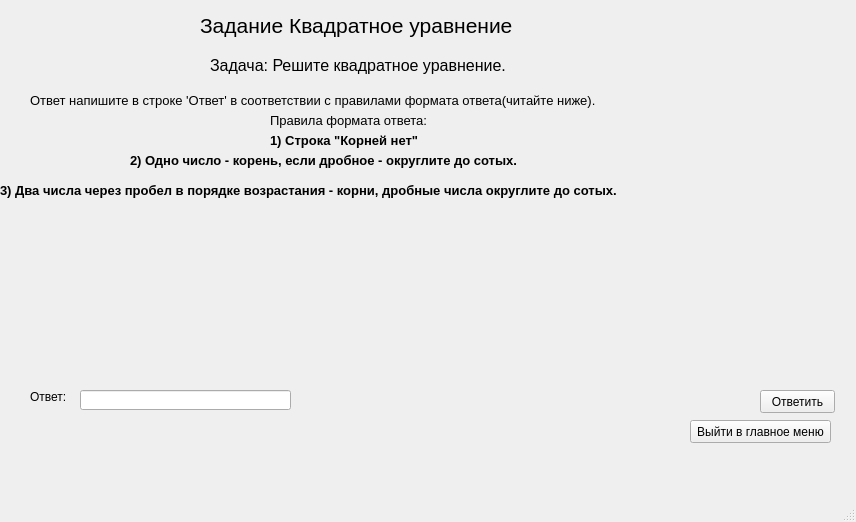
Manex0990/ZadachnikQT_Project, file task_doing.ui: the form before one commit.
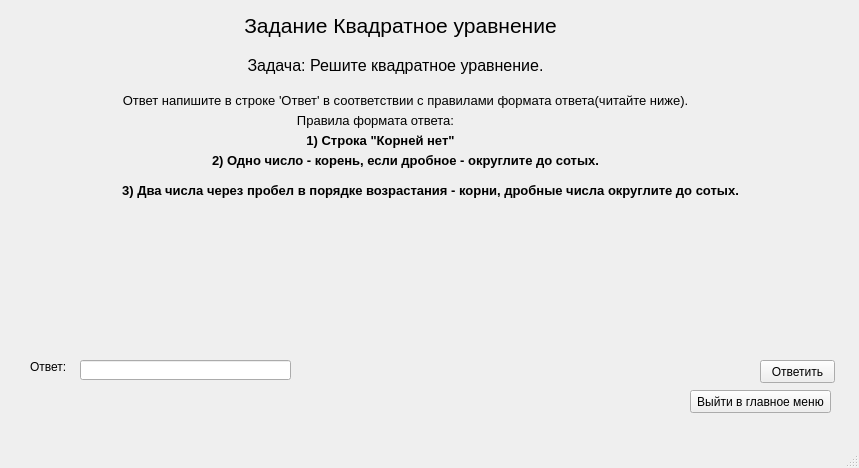
The form after the commit.

```diff
--- a/task_doing.ui
+++ b/task_doing.ui
@@ -6,8 +6,8 @@
    <rect>
     <x>0</x>
     <y>0</y>
-    <width>856</width>
-    <height>522</height>
+    <width>859</width>
+    <height>468</height>
    </rect>
   </property>
   <property name="windowTitle">
@@ -31,6 +31,9 @@
     <property name="text">
      <string>Задание Квадратное уравнение</string>
     </property>
+    <property name="alignment">
+     <set>Qt::AlignCenter</set>
+    </property>
    </widget>
    <widget class="QLabel" name="label_2">
     <property name="geometry">
@@ -49,6 +52,9 @@
     <property name="text">
      <string>Задача: Решите квадратное уравнение.</string>
     </property>
+    <property name="alignment">
+     <set>Qt::AlignCenter</set>
+    </property>
    </widget>
    <widget class="QLabel" name="label_3">
     <property name="geometry">
@@ -67,6 +73,9 @@
     <property name="text">
      <string>Ответ напишите в строке 'Ответ' в соответствии с правилами формата ответа(читайте ниже).</string>
     </property>
+    <property name="alignment">
+     <set>Qt::AlignCenter</set>
+    </property>
    </widget>
    <widget class="QLabel" name="label_4">
     <property name="geometry">
@@ -85,6 +94,9 @@
     <property name="text">
      <string>Правила формата ответа:</string>
     </property>
+    <property name="alignment">
+     <set>Qt::AlignCenter</set>
+    </property>
    </widget>
    <widget class="QLabel" name="label_5">
     <property name="geometry">
@@ -105,6 +117,9 @@
     <property name="text">
      <string>1) Строка &quot;Корней нет&quot;</string>
     </property>
+    <property name="alignment">
+     <set>Qt::AlignCenter</set>
+    </property>
    </widget>
    <widget class="QLabel" name="label_6">
     <property name="geometry">
@@ -125,6 +140,9 @@
     <property name="text">
      <string>2) Одно число - корень, если дробное - округлите до сотых.</string>
     </property>
+    <property name="alignment">
+     <set>Qt::AlignCenter</set>
+    </property>
    </widget>
    <widget class="QLabel" name="label_7">
     <property name="geometry">
@@ -145,6 +163,9 @@
     <property name="text">
      <string>3) Два числа через пробел в порядке возрастания - корни, дробные числа округлите до сотых.</string>
     </property>
+    <property name="alignment">
+     <set>Qt::AlignCenter</set>
+    </property>
    </widget>
    <widget class="QLabel" name="taskLine">
     <property name="geometry">
@@ -171,7 +192,7 @@
     <property name="geometry">
      <rect>
       <x>80</x>
-      <y>390</y>
+      <y>360</y>
       <width>211</width>
       <height>20</height>
      </rect>
@@ -181,7 +202,7 @@
     <property name="geometry">
      <rect>
       <x>30</x>
-      <y>390</y>
+      <y>360</y>
       <width>47</width>
       <height>13</height>
      </rect>
@@ -194,7 +215,7 @@
     <property name="geometry">
      <rect>
       <x>310</x>
-      <y>390</y>
+      <y>360</y>
       <width>441</width>
       <height>21</height>
      </rect>
@@ -207,7 +228,7 @@
     <property name="geometry">
      <rect>
       <x>760</x>
-      <y>390</y>
+      <y>360</y>
       <width>75</width>
       <height>23</height>
      </rect>
@@ -220,7 +241,7 @@
     <property name="geometry">
      <rect>
       <x>690</x>
-      <y>420</y>
+      <y>390</y>
       <width>141</width>
       <height>23</height>
      </rect>
@@ -233,7 +254,7 @@
     <property name="geometry">
      <rect>
       <x>20</x>
-      <y>420</y>
+      <y>390</y>
       <width>271</width>
       <height>20</height>
      </rect>
```
Left out of the diff: 5 changed lines with no effect on the pictures.
